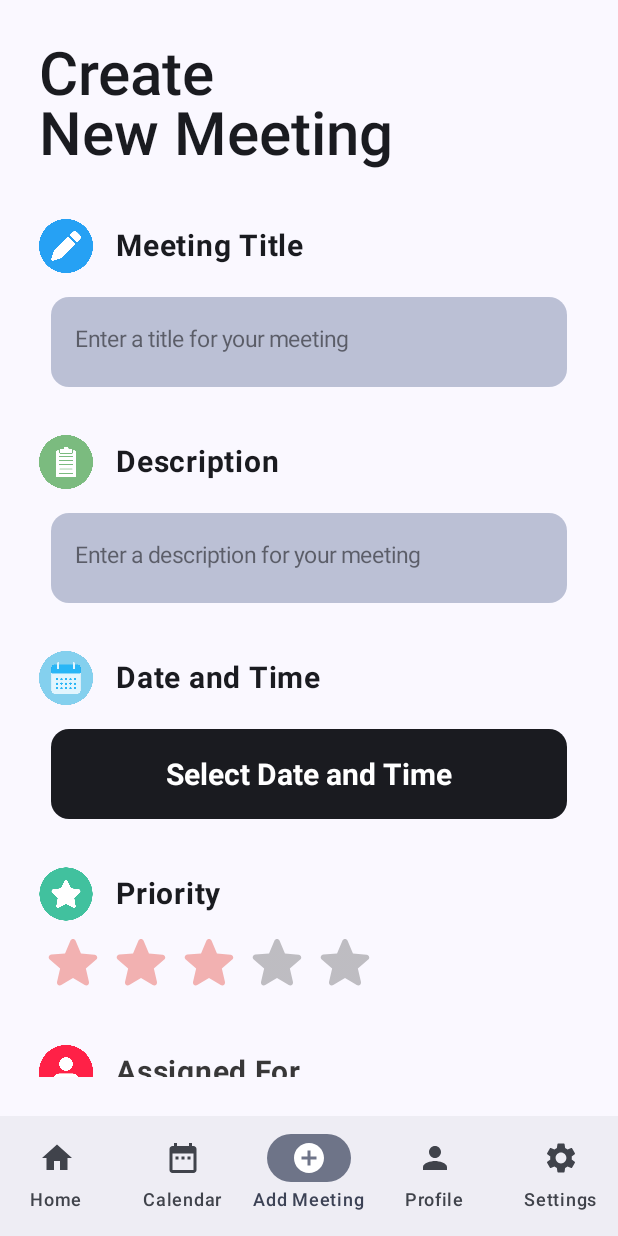
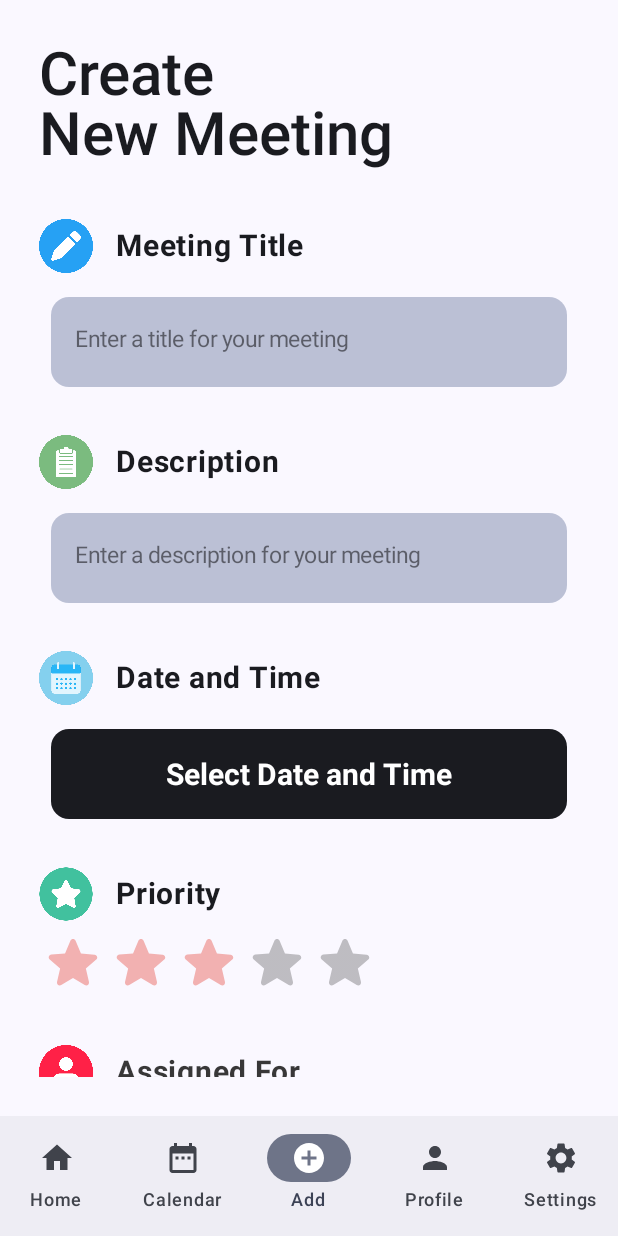
Before and after one commit to ipekgultekin/RemindlyApp, an Android app built with Jetpack Compose: the MainScreen screen opened through its navigation route, item 3 of the bottom bar chosen, on a phone screen of 412 x 824 dp. Run offline under Robolectric (Android 15) with nearby library versions, the phone set to English and light mode, and no system bars; our stand-ins replace Firebase (no records; nobody signed in at launch, a user with empty details on screens opened directly).

```diff
--- a/app/src/main/java/com/yazilimxyz/remindly/screens/screens/MainScreen.kt
+++ b/app/src/main/java/com/yazilimxyz/remindly/screens/screens/MainScreen.kt
@@ -23,7 +23,6 @@ import com.yazilimxyz.remindly.ui.theme.setAppLocal
 import androidx.compose.ui.res.stringResource
 import com.yazilimxyz.remindly.R
 
-
 @RequiresApi(Build.VERSION_CODES.O)
 @Composable
 fun MainScreen(themeViewModel: ThemeViewModel) {
@@ -31,8 +30,11 @@ fun MainScreen(themeViewModel: ThemeViewModel) {
     val currentBackStackEntry by navController.currentBackStackEntryAsState()
     val currentRoute = currentBackStackEntry?.destination?.route ?: "home"
     val context = LocalContext.current
+    val snackbarHostState = remember { SnackbarHostState() }
 
-    Scaffold(bottomBar = {
+    Scaffold(
+        snackbarHost = { SnackbarHost(hostState = snackbarHostState) },
+        bottomBar = {
         NavigationBar {
             NavigationBarItem(
                 icon = { Icon(Icons.Filled.Home, contentDescription = "Home") },
@@ -50,11 +52,7 @@ fun MainScreen(themeViewModel: ThemeViewModel) {
                 icon = { Icon(Icons.Filled.AddCircle, contentDescription = "Add") },
                 label = { Text(stringResource(id = R.string.add_meeting)) },
                 selected = currentRoute == "add",
-                onClick = {
-                    navController.navigate("add") {
-                        popUpTo("add") { saveState = true }
-                    }
-                }
+                onClick = { navController.navigate("add") }
             )
             NavigationBarItem(
                 icon = { Icon(Icons.Filled.Person, contentDescription = "Profile") },
@@ -78,7 +76,7 @@ fun MainScreen(themeViewModel: ThemeViewModel) {
             composable("home") { HomePage() }
             composable("calendar") { CalendarPage() }
             composable("adminProfilePage") { AdminProfilePage(navController) }
-            composable("adminPanel") { AdminPanel(navController) }
+            composable("adminPanel") { AdminPanel(navController, snackbarHostState) }
             composable("add") { AddPage(LocalContext.current) }
             composable("profile") { ProfilePage(navController) }
             composable("settings") {
--- a/app/src/main/res/values/strings.xml
+++ b/app/src/main/res/values/strings.xml
@@ -26,7 +26,7 @@
    <string name="profile">Profile</string>
     <string name="settings">Settings</string>
     <string name="calendar">Calendar</string>
-    <string name="add_meeting">Add Meeting</string>
+    <string name="add_meeting">Add</string>
     <string name="theme">Theme</string>
     <string name="dark">Dark Theme</string>
     <string name="light">Light Theme</string>
```
Also changed, not shown: app/src/main/java/com/yazilimxyz/remindly/screens/pages/profile_pages/role_pages/admin_page/admin_panel.kt (+28 -11 lines), 1 other file.
